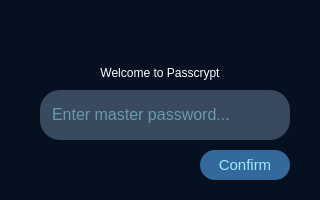
Qt form logindialog.ui (tiutcristian/Passcrypt) before a commit.
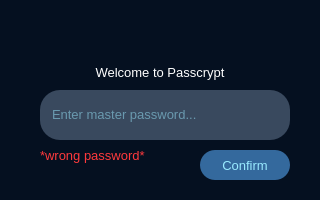
The same form after that commit. Icons and pictures are not drawn.

Commit message:
blank database bug fix + bad password handling + to do
login: wrong password
signup: do not match
main window: save blank database
todo: file created

Patch:
```diff
--- a/logindialog.ui
+++ b/logindialog.ui
@@ -30,7 +30,11 @@
   </property>
   <property name="font">
    <font>
-    <pointsize>8</pointsize>
+    <family>Segoe UI</family>
+    <pointsize>10</pointsize>
+    <weight>50</weight>
+    <italic>false</italic>
+    <bold>false</bold>
    </font>
   </property>
   <property name="windowTitle">
@@ -50,7 +54,11 @@
    </property>
    <property name="font">
     <font>
-     <pointsize>9</pointsize>
+     <family>Segoe UI</family>
+     <pointsize>10</pointsize>
+     <weight>50</weight>
+     <italic>false</italic>
+     <bold>false</bold>
     </font>
    </property>
    <property name="layoutDirection">
@@ -116,7 +124,11 @@
     </property>
     <property name="font">
      <font>
-      <pointsize>12</pointsize>
+      <family>Segoe UI</family>
+      <pointsize>10</pointsize>
+      <weight>50</weight>
+      <italic>false</italic>
+      <bold>false</bold>
      </font>
     </property>
     <property name="styleSheet">
@@ -148,7 +160,11 @@
    </property>
    <property name="font">
     <font>
-     <pointsize>11</pointsize>
+     <family>Segoe UI</family>
+     <pointsize>10</pointsize>
+     <weight>50</weight>
+     <italic>false</italic>
+     <bold>false</bold>
     </font>
    </property>
    <property name="styleSheet">
@@ -170,6 +186,22 @@
     <string>Confirm</string>
    </property>
   </widget>
+  <widget class="QLabel" name="wrongLabel">
+   <property name="geometry">
+    <rect>
+     <x>40</x>
+     <y>145</y>
+     <width>121</width>
+     <height>21</height>
+    </rect>
+   </property>
+   <property name="styleSheet">
+    <string notr="true">color: rgb(255, 57, 60);</string>
+   </property>
+   <property name="text">
+    <string>*wrong password*</string>
+   </property>
+  </widget>
  </widget>
  <resources/>
  <connections/>
```
Left out of the diff: 3 changed lines with no effect on the pictures. The commit also changes 5 other files.
